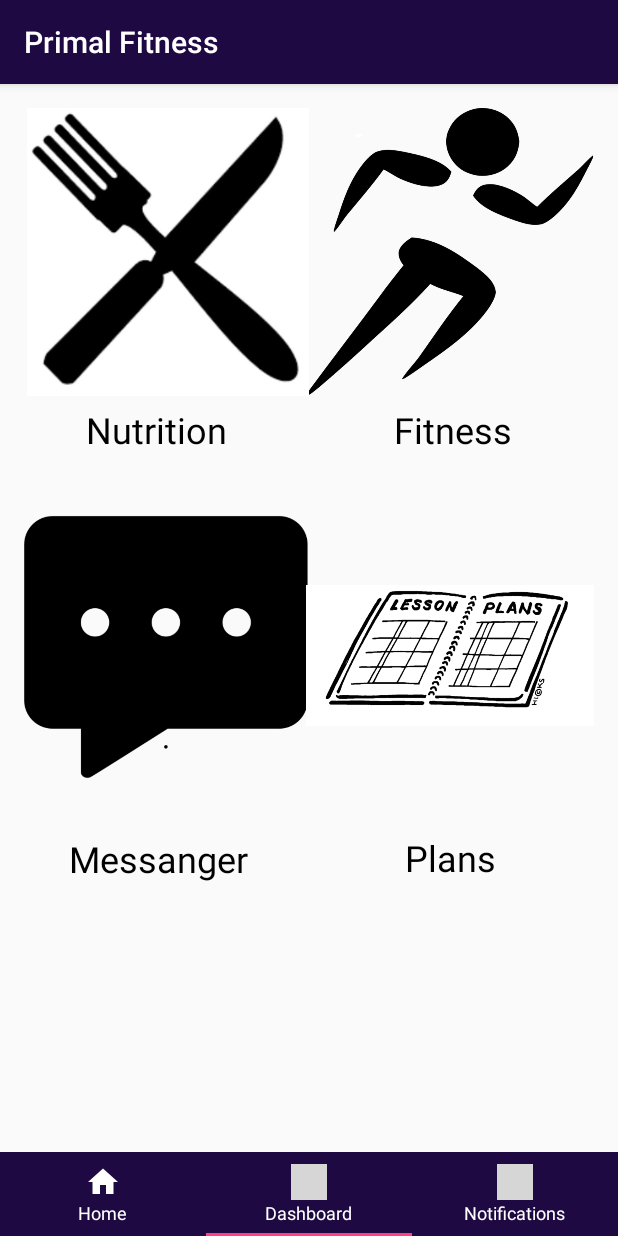
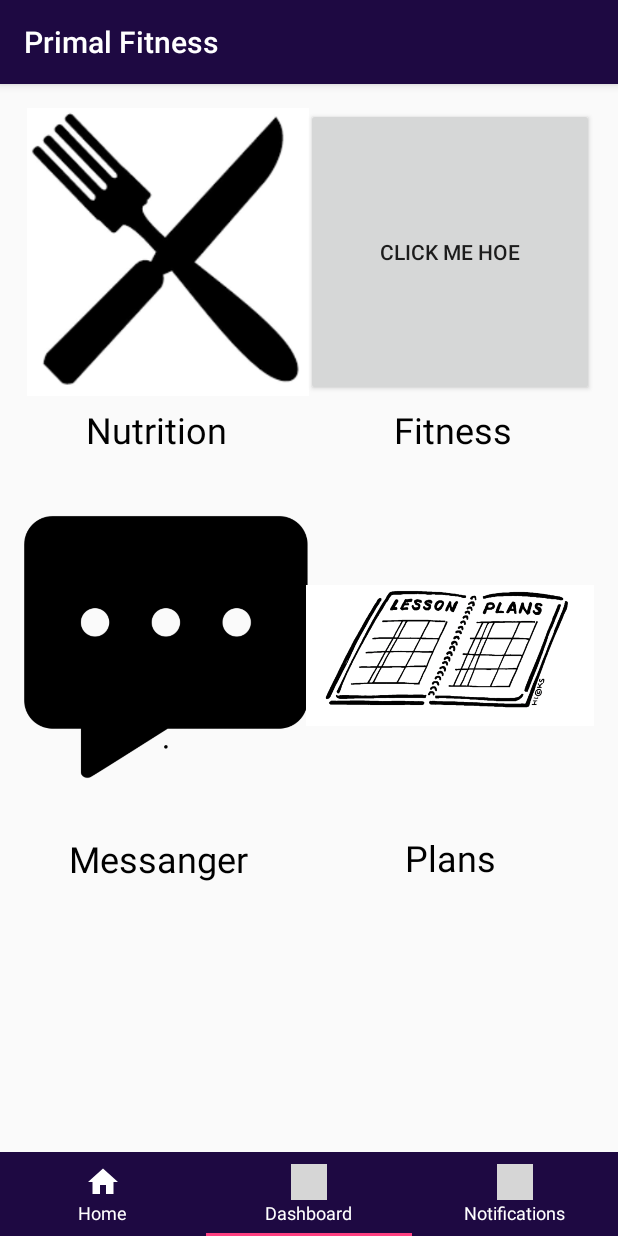
Before and after one commit to crobertson97/Primal-Fitness-Honours-Project, an Android app: the NavigationActivity screen opened directly, with no data from a screen before it, item 2 of the bottom bar chosen, on a phone screen of 412 x 824 dp. Run offline under Robolectric (Android 15) with nearby library versions, the light colour scheme and no system bars; grey boxes are pictures that could not be loaded.

Commit message:
Fixed it xo

```diff
--- a/app/src/main/java/com/example/crobe/primalfitness/NavigationActivity.java
+++ b/app/src/main/java/com/example/crobe/primalfitness/NavigationActivity.java
@@ -10,6 +10,7 @@ import android.support.v4.view.ViewPager;
 import android.support.v7.app.AppCompatActivity;
 import android.view.LayoutInflater;
 import android.view.View;
+import android.widget.Button;
 import android.widget.ImageView;
 import android.widget.TextView;
 import android.widget.Toast;
@@ -17,7 +18,7 @@ import android.widget.Toast;
 
 public class NavigationActivity extends AppCompatActivity {
     private TabLayout mTabLayout;
-    private ImageView fitness;
+
 
     private int[] mTabsIcons = {
             R.drawable.ic_home_black_24dp,
@@ -50,6 +51,7 @@ public class NavigationActivity extends AppCompatActivity {
         }
 
     }
+
 
     private class MyPagerAdapter extends FragmentPagerAdapter {
 
--- a/app/src/main/res/layout/fragment_dashboard.xml
+++ b/app/src/main/res/layout/fragment_dashboard.xml
@@ -5,24 +5,27 @@
     android:layout_height="match_parent"
     tools:context="com.example.crobe.primalfitness.DashboardFragment">
 
-    <!-- TODO: Update blank fragment layout -->
+    <!-- TODO: Update blank fragment layout
+    android:background="@drawable/clipart41263" -->
 
     <android.support.constraint.ConstraintLayout
         android:id="@+id/gridLayout"
         android:layout_width="match_parent"
         android:layout_height="match_parent">
 
-        <ImageView
+        <Button
             android:id="@+id/fitnessImage"
             android:layout_width="0dp"
             android:layout_height="0dp"
             android:layout_marginBottom="6dp"
             android:layout_marginTop="16dp"
-            android:src="@drawable/clipart41263"
+
+            android:text="Click Me Hoe"
             app:layout_constraintBottom_toTopOf="@+id/fitnessLabel"
             app:layout_constraintEnd_toEndOf="@+id/imageView15"
             app:layout_constraintStart_toStartOf="@+id/imageView15"
-            app:layout_constraintTop_toTopOf="parent" />
+            app:layout_constraintTop_toTopOf="parent"
+            tools:text="Click Me Hoe" />
 
         <ImageView
             android:id="@+id/imageView8"
```
Also changed, not shown: app/src/main/java/com/example/crobe/primalfitness/DashboardFragment.java (+27 -2 lines), app/src/main/java/com/example/crobe/primalfitness/LoginActivity.java (+16 -9 lines).
